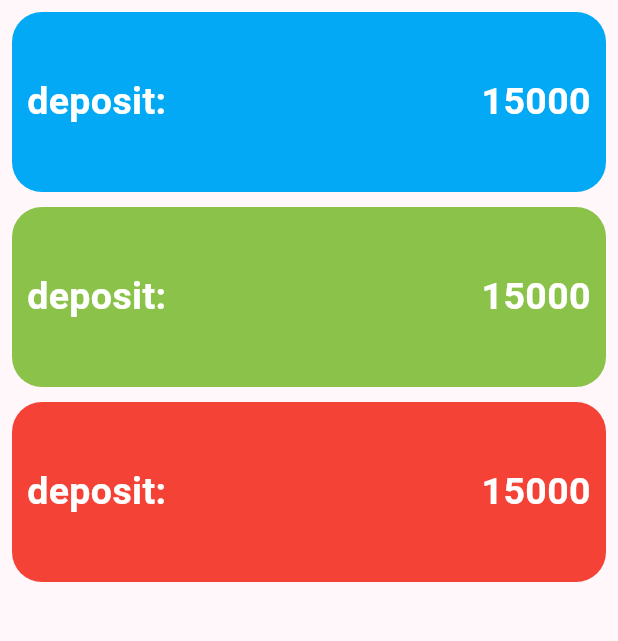
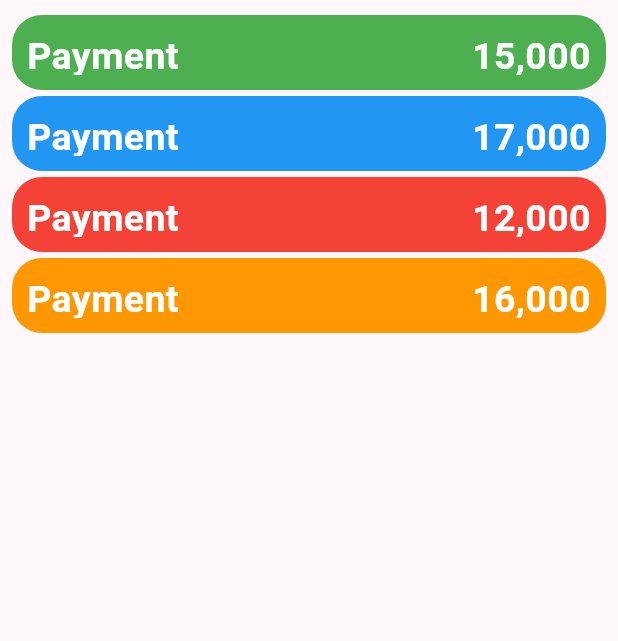
Before and after one commit to Witthawin1/flutter_project, a Flutter app: the screen it shows after launch, on a phone screen of 412 x 824 dp, the part 84-725 px from its top. Run offline on Flutter 3.47's test engine with Material 3 defaults, Android fonts, the phone set to English and light mode, and no system bars.

Commit message:
learning activity 3 (intl library , class Widgets)

```diff
--- /dev/null
+++ b/flutter_2/flutter_application/lib/MoneyBox.dart
@@ -0,0 +1,51 @@
+import 'package:flutter/material.dart';
+import 'package:flutter/widgets.dart';
+import 'package:intl/intl.dart';
+
+
+class MoneyBox extends StatelessWidget {
+
+  String title;
+  double amount;
+  Color color;
+  double size;
+
+  MoneyBox(this.title, this.amount , this.color , this.size);
+
+  @override
+  Widget build(BuildContext context) {
+    return Container(
+      padding: const EdgeInsets.all(10.0),
+      margin: const EdgeInsets.only(top: 2 , bottom: 2),
+      decoration: BoxDecoration(
+        color: color,
+        borderRadius: BorderRadius.circular(20),
+      ),
+      height: size,
+      child: Row(
+        crossAxisAlignment: CrossAxisAlignment.center,
+        children: [
+          Text(
+            title,
+            style: TextStyle(
+              fontSize: 25,
+              color: Colors.white,
+              fontWeight: FontWeight.bold,
+            ),
+          ),
+          Expanded(
+            child: Text(
+              NumberFormat("#,###.##").format(amount),
+              style: TextStyle(
+                fontSize: 25,
+                color: Colors.white,
+                fontWeight: FontWeight.bold,
+              ),
+              textAlign: TextAlign.right,
+            ),
+          ),
+        ],
+      ),
+    );
+  }
+}
--- a/flutter_2/flutter_application/lib/main.dart
+++ b/flutter_2/flutter_application/lib/main.dart
@@ -1,4 +1,5 @@
 import 'package:flutter/material.dart';
+import 'package:flutter_application/MoneyBox.dart';
 
 void main() {
   runApp(MyApp());
@@ -50,105 +51,11 @@ class _MyHomePageState extends State<MyHomePage> {
         padding: const EdgeInsets.all(8.0),
         child: Column(
           children: [
-            Container(
-              padding: const EdgeInsets.all(10.0),
-              decoration: BoxDecoration(
-                color: Colors.lightBlue,
-                borderRadius: BorderRadius.circular(20),
-              ),
-              height: 120,
-              child: Row(
-                crossAxisAlignment: CrossAxisAlignment.center,
-                children: [
-                  Text(
-                    "deposit:",
-                    style: TextStyle(
-                      fontSize: 25,
-                      color: Colors.white,
-                      fontWeight: FontWeight.bold,
-                    ),
-                  ),
-                  Expanded(
-                    child: Text(
-                      "15000",
-                      style: TextStyle(
-                        fontSize: 25,
-                        color: Colors.white,
-                        fontWeight: FontWeight.bold,
-                      ),
-                      textAlign: TextAlign.right,
-                    ),
-                  ),
-                ],
-              ),
-            ),
-            SizedBox(height: 10),
-            Container(
-              padding: const EdgeInsets.all(10.0),
-              decoration: BoxDecoration(
-                color: Colors.lightGreen,
-                borderRadius: BorderRadius.circular(20),
-              ),
-              height: 120,
-              child: Row(
-                crossAxisAlignment: CrossAxisAlignment.center,
-                children: [
-                  Text(
-                    "deposit:",
-                    style: TextStyle(
-                      fontSize: 25,
-                      color: Colors.white,
-                      fontWeight: FontWeight.bold,
-                    ),
-                  ),
-                  Expanded(
-                    child: Text(
-                      "15000",
-                      style: TextStyle(
-                        fontSize: 25,
-                        color: Colors.white,
-                        fontWeight: FontWeight.bold,
-                      ),
-                      textAlign: TextAlign.right,
-                    ),
-                  ),
-                ],
-              ),
-            ),
-            SizedBox(height: 10),
-            Container(
-              padding: const EdgeInsets.all(10.0),
-              decoration: BoxDecoration(
-                color: Colors.red,
-                borderRadius: BorderRadius.circular(20),
-              ),
-              height: 120,
-              child: Row(
-                crossAxisAlignment: CrossAxisAlignment.center,
-                children: [
-                  Text(
-                    "deposit:",
-                    style: TextStyle(
-                      fontSize: 25,
-                      color: Colors.white,
-                      fontWeight: FontWeight.bold,
-                    ),
-                  ),
-                  Expanded(
-                    child: Text(
-                      "15000",
-                      style: TextStyle(
-                        fontSize: 25,
-                        color: Colors.white,
-                        fontWeight: FontWeight.bold,
-                      ),
-                      textAlign: TextAlign.right,
-                    ),
-                  ),
-                ],
-              ),
-            ),
-          ],
+            MoneyBox("Payment", 15000, Colors.green, 50),
+            MoneyBox("Payment", 17000, Colors.blue, 50),
+            MoneyBox("Payment", 12000, Colors.red, 50),
+            MoneyBox("Payment", 16000, Colors.orange, 50)
+          ]
         ),
       ),
     );
--- a/flutter_2/flutter_application/pubspec.yaml
+++ b/flutter_2/flutter_application/pubspec.yaml
@@ -34,6 +34,7 @@ dependencies:
   # The following adds the Cupertino Icons font to your application.
   # Use with the CupertinoIcons class for iOS style icons.
   cupertino_icons: ^1.0.8
+  intl: ^0.20.2
 
 dev_dependencies:
   flutter_test:
```
Also changed, not shown: flutter_2/flutter_application/pubspec.lock.
